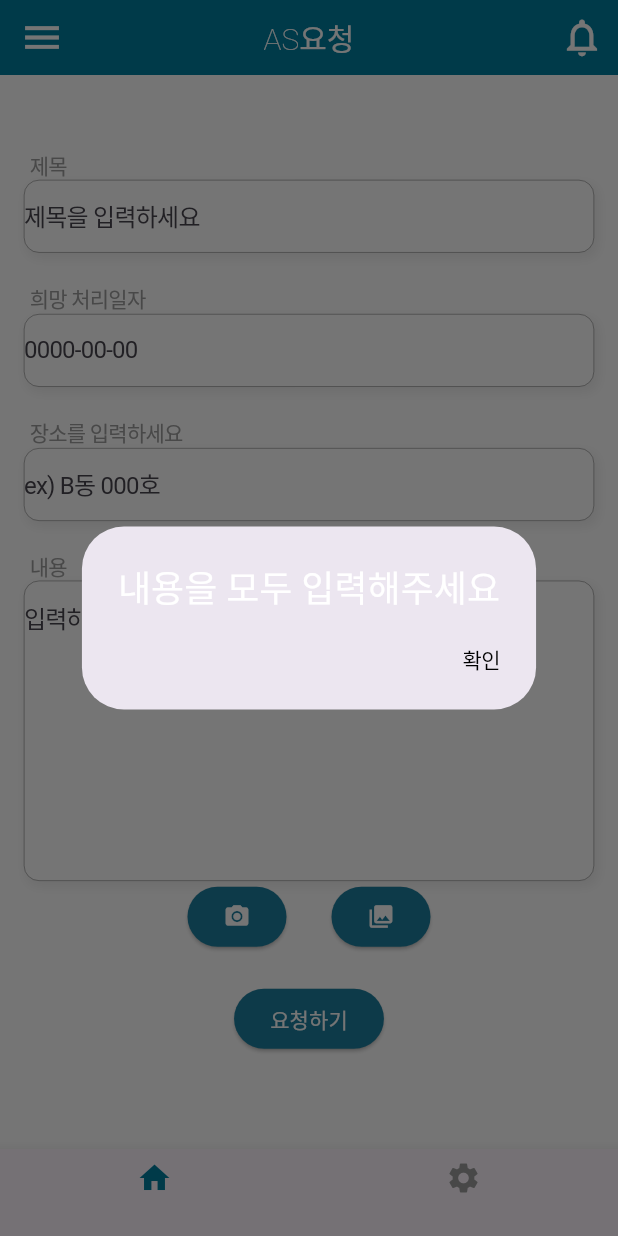
After one commit to JIA-Team5-ReactProject/yjg-dart-flutter-frontend, a Flutter app: the AsPage screen opened by its route, after a tap on "AS 신청하기", after a tap on "요청하기", on a phone screen of 412 x 824 dp. The commit adds this screen. Run offline on Flutter 3.47's test engine with Material 3 defaults, Android fonts, the phone set to English and light mode, and no system bars; our stand-ins replace dotted_line, dropdown_button2, expandable, group_button, image_picker, multi_select_flutter and 2 more; Roboto replaces fonts that are missing (PretendardRegular, PretendardSemiBold).

Commit message:
Feat: ASページ

```diff
--- /dev/null
+++ b/lib/administration/presentaion/pages/as_application.dart
@@ -0,0 +1,351 @@
+import 'dart:io';
+import 'package:flutter/material.dart';
+import 'package:yjg/shared/widgets/base_appbar.dart';
+import 'package:yjg/shared/widgets/base_drawer.dart';
+import 'package:yjg/shared/widgets/bottom_navigation_bar.dart';
+import 'package:image_picker/image_picker.dart';
+
+class AsApplication extends StatefulWidget {
+  const AsApplication({super.key});
+
+  @override
+  State<AsApplication> createState() => _AsApplicationState();
+}
+
+class _AsApplicationState extends State<AsApplication> {
+  List<XFile> _images = []; //이미지를 담을 변수 선언
+  final ImagePicker picker = ImagePicker(); //ImagePicker 초기화
+
+  //이미지를 가져오는 함수
+  Future getImage(ImageSource imageSource) async {
+    //pickedFile에 ImagePicker로 가져온 이미지가 담긴다.
+    final XFile? pickedFile = await picker.pickImage(source: imageSource);
+    if (pickedFile != null) {
+      setState(() {
+        _images.add(XFile(pickedFile.path)); //가져온 이미지를 _images에 저장
+      });
+    }
+  }
+
+  // 제목 텍스트 컨트롤러를 생성 (TextFiled의 내용 접근을 위해서)
+  final TextEditingController title_controller = TextEditingController();
+  //제목 담는 변수
+  String title = '';
+
+  // 날짜 텍스트 컨트롤러를 생성 (TextFiled의 내용 접근을 위해서)
+  final TextEditingController day_controller = TextEditingController();
+  //날짜 담는 변수
+  String day  = '';
+
+  //장소 텍스트 컨트롤러를 생성 (TextFiled의 내용 접근을 위해서)
+  final TextEditingController place_controller = TextEditingController();
+  //장소 담는 변수
+  String place  = '';
+
+  // 내용 텍스트 컨트롤러를 생성 (TextFiled의 내용 접근을 위해서)
+  final TextEditingController input_controller = TextEditingController();
+  //내용 담는 변수
+  String input  = '';
+
+  @override
+  Widget build(BuildContext context) {
+    return Scaffold(
+      bottomNavigationBar: const CustomBottomNavigationBar(),
+      appBar: const BaseAppBar(title: 'AS요청'),
+      drawer: const BaseDrawer(),
+      body: SingleChildScrollView(
+        child: Column(
+          children: [
+            SizedBox(
+              height: 30,
+            ),
+
+            //제목
+            Container(
+              alignment: Alignment.topLeft,
+              margin: EdgeInsets.only(left: 20, top: 20),
+              child: Text(
+                '제목',
+                style: TextStyle(color: Colors.grey),
+              ),
+            ),
+
+            //제목 입력 칸
+            Container(
+              width: 380,
+              decoration: BoxDecoration(
+                color: Colors.white,
+                border: Border.all(
+                  width: 0.2, // 테두리 두께
+                ),
+                borderRadius: BorderRadius.circular(10),
+                boxShadow: [
+                  BoxShadow(
+                    color: const Color.fromARGB(255, 226, 226, 226)
+                        .withOpacity(0.5), // 그림자 색상
+                    spreadRadius: 1, // 그림자 확산 반경
+                    blurRadius: 5, // 그림자 흐림 정도
+                    offset: Offset(2, 3), // 그림자 위치
+                  ),
+                ],
+              ),
+              child: TextField(
+                controller: title_controller,
+                decoration: InputDecoration(
+                  border: InputBorder.none,
+                  hintText: '제목을 입력하세요',
+                ),
+              ),
+            ),
+
+            //날짜
+            Container(
+              alignment: Alignment.topLeft,
+              margin: EdgeInsets.only(left: 20, top: 20),
+              child: Text(
+                '희망 처리일자',
+                style: TextStyle(color: Colors.grey),
+              ),
+            ),
+
+            //날짜 입력 칸
+            Container(
+              width: 380,
+              decoration: BoxDecoration(
+                color: Colors.white,
+                border: Border.all(
+                  width: 0.2, // 테두리 두께
+                ),
+                borderRadius: BorderRadius.circular(10),
+                boxShadow: [
+                  BoxShadow(
+                    color: const Color.fromARGB(255, 226, 226, 226)
+                        .withOpacity(0.5), // 그림자 색상
+                    spreadRadius: 1, // 그림자 확산 반경
+                    blurRadius: 5, // 그림자 흐림 정도
+                    offset: Offset(2, 3), // 그림자 위치
+                  ),
+                ],
+              ),
+              child: TextField(
+                controller: day_controller,
+                decoration: InputDecoration(
+                  border: InputBorder.none,
+                  hintText: '0000-00-00',
+                ),
+              ),
+            ),
+
+            //장소
+            Container(
+              alignment: Alignment.topLeft,
+              margin: EdgeInsets.only(left: 20, top: 20),
+              child: Text(
+                '장소를 입력하세요',
+                style: TextStyle(color: Colors.grey),
+              ),
+            ),
+
+            //장소 입력 칸
+            Container(
+              width: 380,
+              decoration: BoxDecoration(
+                color: Colors.white,
+                border: Border.all(
+                  width: 0.2, // 테두리 두께
+                ),
+                borderRadius: BorderRadius.circular(10),
+                boxShadow: [
+                  BoxShadow(
+                    color: const Color.fromARGB(255, 226, 226, 226)
+                        .withOpacity(0.5), // 그림자 색상
+                    spreadRadius: 1, // 그림자 확산 반경
+                    blurRadius: 5, // 그림자 흐림 정도
+                    offset: Offset(2, 3), // 그림자 위치
+                  ),
+                ],
+              ),
+              child: TextField(
+                controller: place_controller,
+                decoration: InputDecoration(
+                  border: InputBorder.none,
+                  hintText: 'ex) B동 000호',
+                ),
+              ),
+            ),
+
+            //내용
+            Container(
+              alignment: Alignment.topLeft,
+              margin: EdgeInsets.only(left: 20, top: 20),
+              child: Text(
+                '내용',
+                style: TextStyle(color: Colors.grey),
+              ),
+            ),
+
+            //내용 입력 칸
+            Container(
+              width: 380,
+              height: 200,
+              decoration: BoxDecoration(
+                color: Colors.white,
+                border: Border.all(
+                  width: 0.2, // 테두리 두께
+                ),
+                borderRadius: BorderRadius.circular(10),
+                boxShadow: [
+                  BoxShadow(
+                    color: const Color.fromARGB(255, 226, 226, 226)
+                        .withOpacity(0.5), // 그림자 색상
+                    spreadRadius: 1, // 그림자 확산 반경
+                    blurRadius: 5, // 그림자 흐림 정도
+                    offset: Offset(2, 3), // 그림자 위치
+                  ),
+                ],
+              ),
+              child: TextField(
+                controller: input_controller,
+                maxLines: null,
+                decoration: InputDecoration(
+                  border: InputBorder.none,
+                  hintText: '입력하세요',
+                ),
+              ),
+            ),
+
+            //사진 보여주는 곳
+            _buildPhotoArea(),
+
+            //사진 추가 버튼
+            _buildButton(),
+
+            SizedBox(
+              height: 20,
+            ),
+
+            //작성완료 버튼
+            ElevatedButton(
+              style: ButtonStyle(
+                  backgroundColor: MaterialStatePropertyAll(
+                      const Color.fromARGB(255, 29, 127, 159))),
+              onPressed: () {
+                // 버튼을 눌렀을 때, 각 TextField의 텍스트를 가져와 변수에 저장
+                title = title_controller.text;
+                day = day_controller.text;
+                input = input_controller.text;
+                place = place_controller.text;
+                show();
+              },
+              child: Text(
+                '요청하기',
+                style: TextStyle(color: Colors.white),
+              ),
+            ),
+          ],
+        ),
+      ),
+    );
+  }
+
+  Widget _buildPhotoArea() {
+    if (_images.isNotEmpty) {
+      return Container(
+        margin: EdgeInsets.all(10),
+        height: 200,
+        width: 380,
+        decoration: BoxDecoration(border: Border.all(color: Colors.black)),
+        child: ListView.builder(
+          scrollDirection: Axis.horizontal, // 가로 스크롤 추가
+          itemCount: _images.length, // 이미지 개수만큼 아이템 생성
+          itemBuilder: (context, index) {
+            return Image.file(File(_images[index].path)); // 각 이미지를 화면에 띄움
+          },
+        ),
+      );
+    } else {
+      return SizedBox.shrink();
+    }
+  }
+
+  //사진 추가 버튼 위젯
+  Widget _buildButton() {
+    return Row(
+      mainAxisAlignment: MainAxisAlignment.center,
+      children: [
+        ElevatedButton(
+          style: ButtonStyle(
+              backgroundColor: MaterialStatePropertyAll(
+                  const Color.fromARGB(255, 29, 127, 159))),
+          onPressed: () {
+            getImage(ImageSource.camera); //getImage 함수를 호출해서 카메라로 찍은 사진 가져오기
+          },
+          child: Icon(
+            Icons.camera_alt,
+            color: Colors.white,
+          ),
+        ),
+        SizedBox(width: 30),
+        ElevatedButton(
+          style: ButtonStyle(
+              backgroundColor: MaterialStatePropertyAll(
+                  const Color.fromARGB(255, 29, 127, 159))),
+          onPressed: () {
+            getImage(ImageSource.gallery); //getImage 함수를 호출해서 갤러리에서 사진 가져오기
+          },
+          child: Icon(Icons.collections, color: Colors.white),
+        ),
+      ],
+    );
+  }
+
+  //신청완료버튼 위젯
+  void show() {
+    if (title != '' && day != '' && place != '' && input != '') {
+      showDialog(
+        context: context,
+        builder: (BuildContext context) {
+          return AlertDialog(
+            title: Text('AS신청완료'),
+            content: SingleChildScrollView(
+              child: Column(
+                children: [
+                  Text('제목: $title'),
+                  Text('날짜: $day'),
+                  Text('장소: $place'),
+                  Text('내용: $input'),
+                ],
+              ),
+            ),
+            actions: <Widget>[
+              GestureDetector(
+                child: Text('확인'),
+                onTap: () {
+                  Navigator.popAndPushNamed(context, '/as_page');
+                },
+              ),
+            ],
+          );
+        },
+      );
+    }
+    else {
+      showDialog(
+        context: context,
+        builder: (BuildContext context) {
+          return AlertDialog(
+            title: Text('내용을 모두 입력해주세요'),
+            actions: <Widget>[
+              GestureDetector(
+                child: Text('확인'),
+                onTap: () {
+                  Navigator.pop(context, '/as_page');
+                },
+              ),
+            ],
+          );
+        },
+      );
+    }
+  }
+}
--- /dev/null
+++ b/lib/administration/presentaion/pages/as_page.dart
@@ -0,0 +1,92 @@
+import 'package:flutter/material.dart';
+import 'package:yjg/administration/presentaion/widgets/as_card.dart';
+import 'package:yjg/shared/widgets/base_appbar.dart';
+import 'package:yjg/shared/widgets/base_drawer.dart';
+import 'package:yjg/shared/widgets/blue_main_rounded_box.dart';
+import 'package:yjg/shared/widgets/bottom_navigation_bar.dart';
+
+class AsPage extends StatefulWidget {
+  const AsPage({super.key});
+
+  @override
+  State<AsPage> createState() => _AsPageState();
+}
+
+class _AsPageState extends State<AsPage> {
+  @override
+  Widget build(BuildContext context) {
+    return Scaffold(
+      bottomNavigationBar: const CustomBottomNavigationBar(),
+      appBar: const BaseAppBar(title: 'AS요청'),
+      drawer: const BaseDrawer(),
+      body: Column(
+        children: [
+          //AS 신청하기 버튼
+          SingleChildScrollView(
+            child: Stack(
+              alignment: Alignment.center,
+              children: [
+                BlueMainRoundedBox(),
+                //신청하기 버튼
+                Container(
+                  width: 260,
+                  height: 60,
+                  child: ElevatedButton(
+                    style: ButtonStyle(
+                      backgroundColor: MaterialStateProperty.all<Color>(
+                          Color.fromARGB(255, 244, 244, 244)),
+                      foregroundColor:
+                          MaterialStateProperty.all<Color>(Colors.black),
+                      shape: MaterialStateProperty.all<RoundedRectangleBorder>(
+                          // 버튼 모서리를 둥글게 설정
+                          RoundedRectangleBorder(
+                        borderRadius: BorderRadius.circular(10.0),
+                      )),
+                    ),
+                    onPressed: () {
+                      Navigator.popAndPushNamed(context, '/as_application');
+                    },
+                    child: Row(
+                      mainAxisAlignment: MainAxisAlignment.center,
+                      children: [
+                        Icon(
+                          Icons.note_add_outlined,
+                          size: 30,
+                        ),
+                        SizedBox(
+                          width: 10,
+                        ),
+                        Text('AS 신청하기')
+                      ],
+                    ),
+                  ),
+                ),
+              ],
+            ),
+          ),
+
+          //신청 내역 글자
+          Container(
+            alignment: Alignment.topLeft,
+            margin: EdgeInsets.only(left: 20, top: 20,bottom: 10),
+            child: Text('신청 내역'),
+          ),
+
+          //선
+          Container(
+            width: 380,
+            margin: EdgeInsets.only(bottom: 10),
+            decoration: BoxDecoration(
+              border:
+                  Border(top: BorderSide(color: Color.fromARGB(255, 0, 0, 0))),
+            ),
+          ),
+
+          AsCard(state: 1, title: '거실등 수리', day: '2024-02-15'),
+          AsCard(state: 2, title: '커튼 고장', day: '2024-02-14'),
+          AsCard(state: 3, title: '변기 막힘', day: '2024-02-13'),
+        ],
+      ),
+    );
+  }
+}
--- /dev/null
+++ b/lib/administration/presentaion/widgets/as_card.dart
@@ -0,0 +1,191 @@
+import 'package:flutter/material.dart';
+
+class AsCard extends StatefulWidget {
+  final int state; //AS진행 상태
+  final String title; // 제목
+  final String day; // 진행 상태에 따른 날짜
+
+  const AsCard(
+      {super.key, required this.state, required this.title, required this.day});
+
+  @override
+  State<AsCard> createState() => _AsCardState();
+}
+
+class _AsCardState extends State<AsCard> {
+  //내용 변수 db추가 후 삭제 해야함
+  String abc = '거실등이 고장 났어요 살려주세요';
+
+  @override
+  Widget build(BuildContext context) {
+    return GestureDetector(
+      onTap: () {
+        showDialog(
+          context: context,
+          builder: (BuildContext context) {
+            return AlertDialog(
+              title: Row(
+                children: [
+                  //제목 글자
+                  Text(
+                    widget.title,
+                    style: TextStyle(color: Colors.black),
+                  ),
+                  //날짜
+                  Container(
+                      margin: EdgeInsets.only(left: 5, top: 5),
+                      child: Text(
+                        widget.day,
+                        style: TextStyle(color: Colors.grey, fontSize: 12),
+                      )),
+                  if (widget.state == 1)
+                    Container(
+                      margin: EdgeInsets.only(left: 25),
+                      child: Text(
+                        '처리완료',
+                        style: TextStyle(color: Colors.blue, fontSize: 17),
+                      ),
+                    )
+                  else if (widget.state == 2)
+                    Container(
+                      margin: EdgeInsets.only(left: 25),
+                      child: Text(
+                        '처리중',
+                        style: TextStyle(color: Colors.orange, fontSize: 17),
+                      ),
+                    )
+                  else
+                    Container(
+                      margin: EdgeInsets.only(left: 25),
+                      child: Text(
+                        '미처리',
+                        style: TextStyle(color: Colors.red, fontSize: 17),
+                      ),
+                    )
+                ],
+              ),
+              content: SingleChildScrollView(
+                child: Container(
+                  height: 100,
+                  decoration: BoxDecoration(
+                      border: Border.all(color: Color.fromARGB(255, 188, 188, 188)),
+                      borderRadius: BorderRadius.circular(5)),
+                  child: Container(
+                    margin: EdgeInsets.all(10),
+                    child: Text('$abc'),
+                  ),
+                ),
+              ),
+              actions: <Widget>[
+                TextButton(
+                  onPressed: () {
+                    showDialog(
+                      context: context,
+                      builder: (BuildContext context) {
+                        return AlertDialog(
+                          title: Text(
+                            "정말로 취소하시겠습니까?",
+                            style: TextStyle(color: Colors.red, fontSize: 20),
+                          ),
+                          actions: <Widget>[
+                            TextButton(
+                              child: Text("예",style: TextStyle(color: Colors.black),),
+                              onPressed: () {
+                                Navigator.popAndPushNamed(context, '/as_page');
+                              },
+                            ),
+                            TextButton(
+                              child: Text("아니요",style: TextStyle(color: Colors.black),),
+                              onPressed: () {
+                                Navigator.pop(context);
+                              },
+                            ),
+                          ],
+                        );
+                      },
+                    );
+                  },
+                  child: Text(
+                    '신청취소',
+                    style: TextStyle(color: Colors.red),
+                  ),
+                ),
+                TextButton(
+                  child: Text('확인',style: TextStyle(color: Colors.black),),
+                  onPressed: () {
+                    Navigator.of(context).pop();
+                  },
+                ),
+              ],
+            );
+          },
+        );
+      },
+      child: Container(
+        margin: EdgeInsets.all(5),
+        width: 370,
+        height: 70,
+        decoration: BoxDecoration(
+            border: Border.all(color: Color.fromARGB(255, 160, 158, 188)),
+            borderRadius: BorderRadius.circular(10)),
+        child: Row(
+          children: [
+            //상태에 따라 색깔이 다른 아이콘
+            Container(
+              margin: EdgeInsets.all(10),
+              child: Icon(
+                Icons.build_circle_outlined,
+                color: widget.state == 1
+                    ? Colors.blue
+                    : widget.state == 2
+                        ? Colors.orange
+                        : Colors.red,
+                size: 50,
+              ),
+            ),
+
+            //제목,날짜
+            Container(
+              margin: EdgeInsets.only(top: 10, left: 10),
+              child: Column(
+                children: [
+                  Text(
+                    widget.title,
+                    style: TextStyle(fontSize: 17),
+                  ),
+                  Text(widget.day, style: TextStyle(fontSize: 13)),
+                ],
+              ),
+            ),
+
+            //상태에 따라 색깔이랑 글이 다른 처리 진행도
+            if (widget.state == 1)
+              Container(
+                margin: EdgeInsets.only(left: 140),
+                child: Text(
+                  '처리완료',
+                  style: TextStyle(color: Colors.blue, fontSize: 17),
+                ),
+              )
+            else if (widget.state == 2)
+              Container(
+                margin: EdgeInsets.only(left: 140),
+                child: Text(
+                  '처리중',
+                  style: TextStyle(color: Colors.orange, fontSize: 17),
+                ),
+              )
+            else
+              Container(
+                margin: EdgeInsets.only(left: 140),
+                child: Text(
+                  '미처리',
+                  style: TextStyle(color: Colors.red, fontSize: 17),
+                ),
+              )
+          ],
+        ),
+      ),
+    );
+  }
+}
--- a/lib/main.dart
+++ b/lib/main.dart
@@ -1,6 +1,7 @@
 import 'package:flutter/material.dart';
 import 'package:intl/date_symbol_data_local.dart';
 import 'package:yjg/administration/presentaion/pages/admin_main.dart';
+import 'package:yjg/administration/presentaion/pages/as_application.dart';
 import 'package:yjg/administration/presentaion/pages/as_page.dart';
 import 'package:yjg/administration/presentaion/pages/meeting_room.dart';
 import 'package:yjg/administration/presentaion/pages/sleepover.dart';
@@ -90,6 +91,7 @@ class MyApp extends StatelessWidget {
         '/admin_main': (context) => AdminMain(),
         '/notice': (context) => Notice(),
         '/as_page': (context) => AsPage(),
+        '/as_application':(context) => AsApplication(),
         '/sleepover': (context) => Sleepover(),
         '/sleepover_application': (context) => SleepoverApplication(),
         '/meeting_room':(context) => MeetingRoom(),
--- a/pubspec.yaml
+++ b/pubspec.yaml
@@ -44,6 +44,7 @@ dependencies:
   timer_count_down: ^2.2.2
   dropdown_button2: ^2.3.9
   expandable: ^5.0.1
+  image_picker: ^1.0.7
 
 dev_dependencies:
   flutter_test:
```
Also changed, not shown: pubspec.lock, 5 other files.
